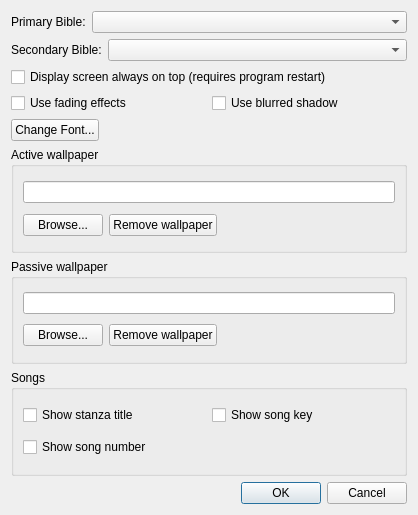
SoftProjector/src, file src/settingsdialog.ui: the form before one commit.
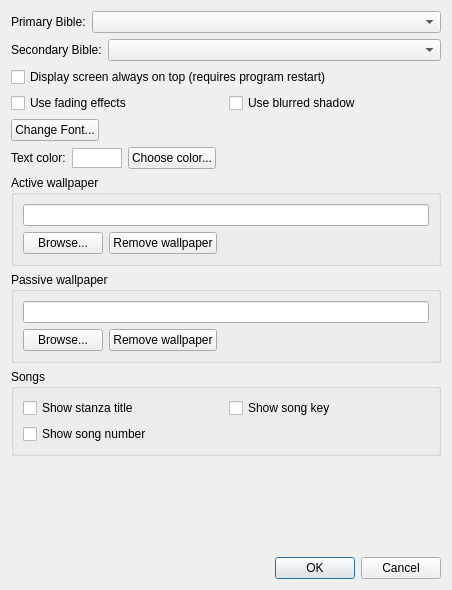
The form after the commit. Icons and pictures are not drawn.

Commit message: Added ability to modify the foreground text color

Diff of the .ui file:
```diff
--- a/src/settingsdialog.ui
+++ b/src/settingsdialog.ui
@@ -6,8 +6,8 @@
    <rect>
     <x>0</x>
     <y>0</y>
-    <width>418</width>
-    <height>515</height>
+    <width>452</width>
+    <height>590</height>
    </rect>
   </property>
   <property name="windowTitle">
@@ -118,6 +118,53 @@
      </item>
     </layout>
    </item>
+   <item>
+    <layout class="QHBoxLayout" name="horizontalLayout_5">
+     <item>
+      <widget class="QLabel" name="label_3">
+       <property name="text">
+        <string>Text color:</string>
+       </property>
+      </widget>
+     </item>
+     <item>
+      <widget class="QGraphicsView" name="text_color_view">
+       <property name="minimumSize">
+        <size>
+         <width>50</width>
+         <height>20</height>
+        </size>
+       </property>
+       <property name="maximumSize">
+        <size>
+         <width>50</width>
+         <height>20</height>
+        </size>
+       </property>
+      </widget>
+     </item>
+     <item>
+      <widget class="QPushButton" name="choose_color_button">
+       <property name="text">
+        <string>Choose color...</string>
+       </property>
+      </widget>
+     </item>
+     <item>
+      <spacer name="horizontalSpacer">
+       <property name="orientation">
+        <enum>Qt::Horizontal</enum>
+       </property>
+       <property name="sizeHint" stdset="0">
+        <size>
+         <width>40</width>
+         <height>20</height>
+        </size>
+       </property>
+      </spacer>
+     </item>
+    </layout>
+   </item>
    <item>
     <widget class="QGroupBox" name="groupBox">
      <property name="title">
@@ -248,6 +295,19 @@
      </layout>
     </widget>
    </item>
+   <item>
+    <spacer name="verticalSpacer">
+     <property name="orientation">
+      <enum>Qt::Vertical</enum>
+     </property>
+     <property name="sizeHint" stdset="0">
+      <size>
+       <width>20</width>
+       <height>39</height>
+      </size>
+     </property>
+    </spacer>
+   </item>
    <item>
     <widget class="QDialogButtonBox" name="buttonBox">
      <property name="orientation">
```
Left out of the diff: 2 changed lines with no effect on the pictures. The commit also changes 5 other files.
